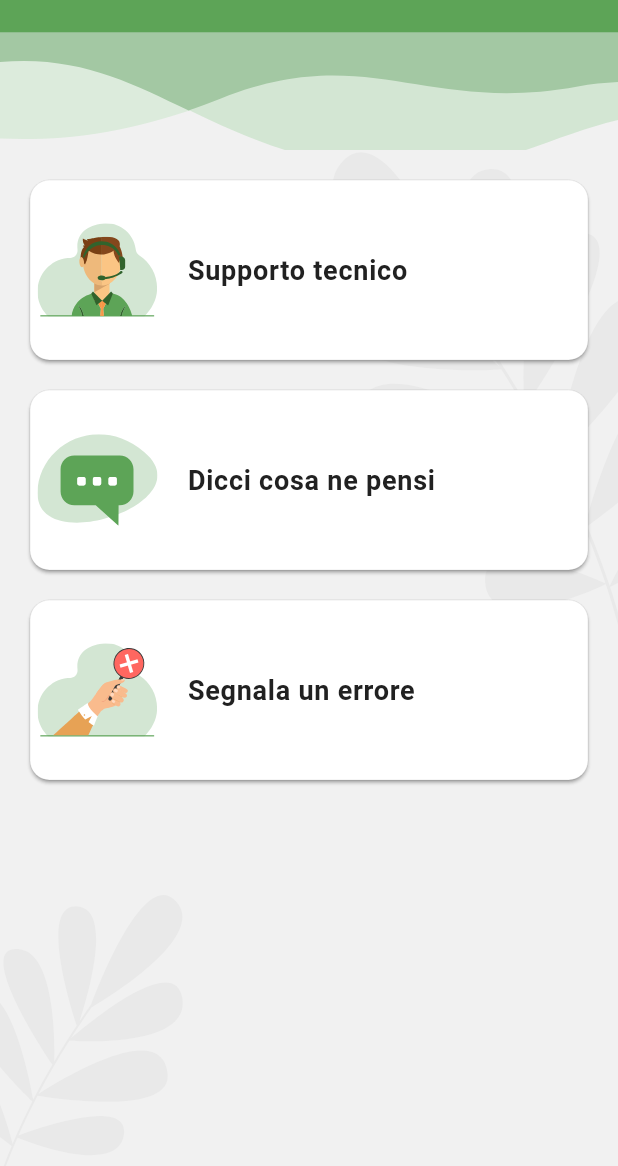
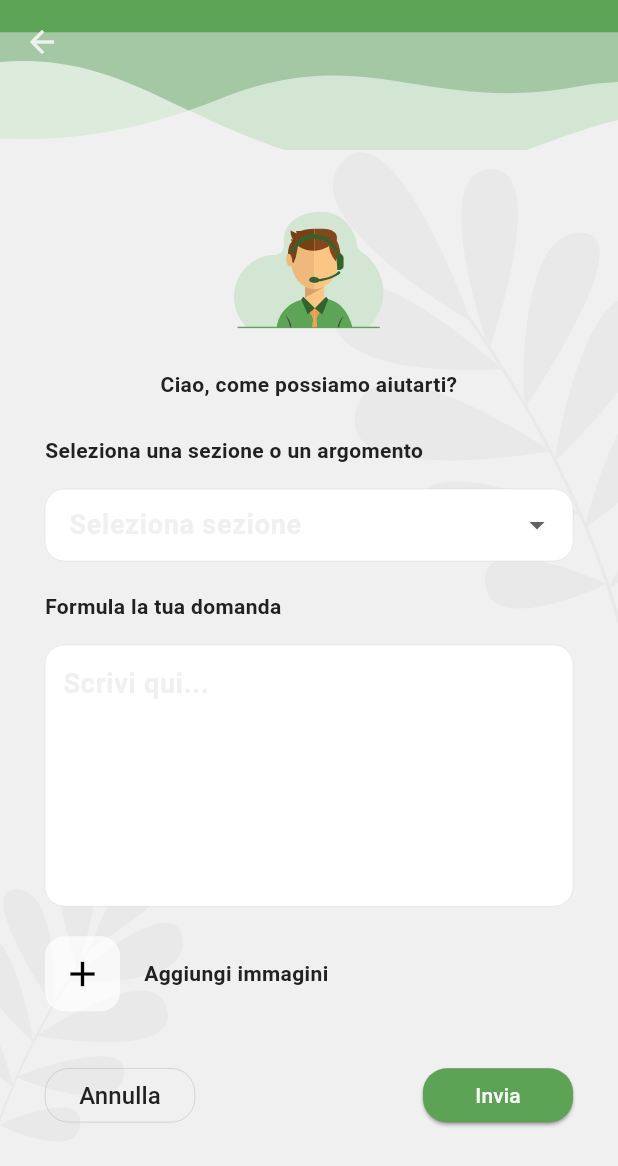
Before and after one commit to LauraG2000/support_demo_lauraGagliazzo, a Flutter app: the screen it shows after launch, after a tap on "Supporto tecnico", on a phone screen of 412 x 824 dp. Shown: the top 1166 px of the screen. Run offline on Flutter 3.47's test engine with Material 3 defaults, Android fonts, the phone set to English and light mode, and no system bars; our stand-ins replace flutter_svg.

Commit message:
Completato fase due lato UI

```diff
--- a/lib/core/themes/custom_colors.dart
+++ b/lib/core/themes/custom_colors.dart
@@ -2,22 +2,19 @@ import 'package:flutter/material.dart';
 
 class CustomColors {
   // Primary
-  static const Color primary = Color(0x005DA356);
-  static const Color secondary = Color(0xFFC8E6C9);
-  static const Color primaryContainer = Color(0xFFE8F5E9);
+  static const Color primary = Color.fromRGBO(93, 163, 86, 1);
+  static const Color secondary = Color.fromRGBO(200, 230, 201, 1);
+  static const Color primaryContainer = Color.fromRGBO(232, 245, 233, 1);
 
   // Background
-  static const Color background = Color(0xf0f0f0f0);
+  static const Color background = Color.fromRGBO(240, 240, 240, 1);
 
   // Text
-  static const Color textPrimary = Color(0xFF212121);
-  static const Color textSecondary = Color(0xFF757575);
+  static const Color textPrimary = Color.fromRGBO(33, 33, 33, 1);
+  static const Color textSecondary = Color.fromRGBO(117, 117, 117, 1);
 
   // Cards / Surfaces
   static const Color card = Colors.white;
   static const Color cardBorder = Color.fromARGB(255, 124, 124, 124);
 
-
-  // Icons / Accent
-  static const Color icon = Color(0xFF2E7D32);
 }
--- a/lib/core/themes/themes.dart
+++ b/lib/core/themes/themes.dart
@@ -11,7 +11,7 @@ class Themes {
     colorScheme: ColorScheme(
       brightness: Brightness.light,
       primary: CustomColors.primary,
-      onPrimary: Colors.white,
+      onPrimary: CustomColors.primary,
       secondary: CustomColors.secondary,
       onSecondary: Colors.white,
       error: Colors.red,
@@ -22,6 +22,7 @@ class Themes {
       surfaceDim: CustomColors.textPrimary,
       shadow: CustomColors.cardBorder,
     ),
+     splashFactory: NoSplash.splashFactory,
 
     scaffoldBackgroundColor: CustomColors.background,
 
@@ -33,7 +34,7 @@ class Themes {
         fontWeight: FontWeight.w600,
         fontSize: 20,
       ),
-      iconTheme: IconThemeData(color: CustomColors.icon),
+      iconTheme: IconThemeData(color: CustomColors.primary),
     ),
 
     cardTheme: (
--- /dev/null
+++ b/lib/features/support/pages/support_form_page.dart
@@ -0,0 +1,230 @@
+import 'package:flutter/material.dart';
+import 'package:flutter/services.dart';
+import 'package:flutter_svg/flutter_svg.dart';
+import 'package:joyflo_project/shared/constants/spacing.dart';
+import 'package:joyflo_project/shared/constants/radius_values.dart';
+import 'package:joyflo_project/shared/constants/padding_values.dart';
+import 'package:joyflo_project/shared/widgets/bg_scaffold.dart';
+
+class SupportFormPage extends StatefulWidget {
+  const SupportFormPage({super.key});
+
+  @override
+  State<SupportFormPage> createState() => _SupportFormPageState();
+}
+
+class _SupportFormPageState extends State<SupportFormPage> {
+  final TextEditingController _questionController = TextEditingController();
+  String? _selectedSection;
+  bool _canSave = true;
+
+  final List<String> _sections = ["Pagamenti", "Ordini", "Altro"];
+
+  void _checkLength() {
+    setState(() {
+      _canSave = _questionController.text.length <= 10;
+    });
+  }
+
+  @override
+  void initState() {
+    super.initState();
+    _questionController.addListener(_checkLength);
+  }
+
+  @override
+  void dispose() {
+    _questionController.removeListener(_checkLength);
+    _questionController.dispose();
+    super.dispose();
+  }
+
+  @override
+  Widget build(BuildContext context) {
+    final themes = Theme.of(context).colorScheme;
+
+    final ButtonStyle buttonStyle = OutlinedButton.styleFrom(
+      minimumSize: const Size(PaddingValues.p100, PaddingValues.p36),
+      padding: const EdgeInsets.symmetric(horizontal: Spacing.h20),
+      shape: RoundedRectangleBorder(
+        borderRadius: BorderRadius.circular(RadiusValues.r16),
+      ),
+      side: BorderSide(color: themes.shadow.withValues(alpha: 0.8), width: 0.2),
+    );
+
+    final borderStyle = OutlineInputBorder(
+      borderRadius: BorderRadius.circular(RadiusValues.r13),
+      borderSide: BorderSide(
+        color: themes.shadow.withValues(alpha: 0.8),
+        width: 0.1,
+      ),
+    );
+
+    return BackgroundScaffold(
+      // ---- CONTENUTO ----
+      child: SingleChildScrollView(
+        physics: const ClampingScrollPhysics(),
+        padding: const EdgeInsets.all(PaddingValues.p10),
+        child: Column(
+          crossAxisAlignment: CrossAxisAlignment.start,
+          children: [
+            // ---- MAIN IMAGE + TEXT ----
+            Center(
+              child: Column(
+                children: [
+                  SvgPicture.asset(
+                    'assets/icons/main_icon.svg',
+                    width: Spacing.h100,
+                    height: Spacing.v100,
+                    fit: BoxFit.contain,
+                  ),
+                  const SizedBox(height: Spacing.v16),
+                  Text(
+                    "Ciao, come possiamo aiutarti?",
+                    textAlign: TextAlign.center,
+                    style: Theme.of(context,
+                    ).textTheme.bodyMedium?.copyWith(color: themes.surfaceDim),
+                  ),
+                ],
+              ),
+            ),
+
+            const SizedBox(height: Spacing.v24),
+
+            // ---- DROPDOWN ----
+            Text(
+              "Seleziona una sezione o un argomento",
+              style: Theme.of(context,
+              ).textTheme.bodyMedium?.copyWith(color: themes.surfaceDim),
+            ),
+            const SizedBox(height: Spacing.v16),
+
+            DropdownButtonFormField<String>(
+              initialValue: _selectedSection,
+              decoration: InputDecoration(
+                filled: true,
+                fillColor: themes.surface,
+                labelText: "Seleziona sezione",
+                border: borderStyle,
+                enabledBorder: borderStyle,
+                focusedBorder: borderStyle,
+                contentPadding: const EdgeInsets.symmetric(
+                  vertical: 12,
+                  horizontal: 12,
+                ),
+              ),
+              items: _sections
+                  .map((e) => DropdownMenuItem(value: e, child: Text(e)))
+                  .toList(),
+              onChanged: (val) {
+                setState(() {
+                  _selectedSection = val;
+                });
+              },
+            ),
+
+            const SizedBox(height: Spacing.v20),
+
+            // ---- TEXTFIELD ----
+            Text(
+              "Formula la tua domanda",
+              style: Theme.of(
+                context,
+              ).textTheme.bodyMedium?.copyWith(color: themes.surfaceDim),
+            ),
+            const SizedBox(height: Spacing.v16),
+
+            Container(
+              padding: const EdgeInsets.all(12),
+              decoration: BoxDecoration(
+                color: themes.surface,
+                borderRadius: BorderRadius.circular(RadiusValues.r13),
+                border: Border.all(
+                  color: themes.shadow.withValues(alpha: 0.8),
+                  width: 0.1,
+                ),
+              ),
+              child: ConstrainedBox(
+                constraints: const BoxConstraints(
+                  minHeight: 150,
+                  maxHeight: 600,
+                ),
+                child: Scrollbar(
+                  thumbVisibility: true,
+                  interactive: true,
+                  trackVisibility: false,
+                  child: TextField(
+                    controller: _questionController,
+                    maxLines: null,
+                    keyboardType: TextInputType.multiline,
+                    scrollPhysics: const ClampingScrollPhysics(),
+                    inputFormatters: [LengthLimitingTextInputFormatter(10)],
+                    decoration: const InputDecoration(
+                      hintText: "Scrivi qui...",
+                      border: InputBorder.none,
+                      isDense: true,
+                      contentPadding: EdgeInsets.zero,
+                    ),
+                  ),
+                ),
+              ),
+            ),
+
+            const SizedBox(height: Spacing.v20),
+
+            // ---- ADD IMAGE ----
+            Row(
+              children: [
+                Container(
+                  width: 50,
+                  height: 50,
+                  decoration: BoxDecoration(
+                    color: themes.surface.withValues(alpha: 0.7),
+                    borderRadius: BorderRadius.circular(RadiusValues.r13),
+                  ),
+                  child: const Center(child: Icon(Icons.add, size: 28)),
+                ),
+                const SizedBox(width: Spacing.h16),
+                Text(
+                  "Aggiungi immagini",
+                  style: Theme.of(
+                    context,
+                  ).textTheme.bodyMedium?.copyWith(color: themes.surfaceDim),
+                ),
+              ],
+            ),
+
+            const SizedBox(height: Spacing.v32),
+            // ---- BUTTONS ----
+            Row(
+              mainAxisAlignment: MainAxisAlignment.spaceBetween,
+              children: [
+                OutlinedButton(
+                  onPressed: () => Navigator.pop(context),
+                  style: buttonStyle.copyWith(
+                    backgroundColor: WidgetStatePropertyAll(Colors.transparent),
+                  ),
+                  child: Text(
+                    "Annulla",
+                    style: TextStyle(color: themes.surfaceDim, fontSize: 16),
+                  ),
+                ),
+                ElevatedButton(
+                  onPressed: _canSave ? () {} : null,
+                  style: buttonStyle.copyWith(
+                    backgroundColor: WidgetStatePropertyAll(themes.primary),
+                    foregroundColor: const WidgetStatePropertyAll(Colors.white),
+                  ),
+                  child: const Text("Invia"),
+                ),
+              ],
+            ),
+          ],
+        ),
+      ),
+    );
+  }
+}
+// Todo: refactor dimensions and styles into constants and theme
+// Todo: fix button add image alignment + text position
+// Todo: split components
--- a/lib/features/support/pages/support_home_page.dart
+++ b/lib/features/support/pages/support_home_page.dart
@@ -3,6 +3,7 @@ import 'package:flutter_svg/flutter_svg.dart';
 import 'package:joyflo_project/shared/widgets/bg_scaffold.dart';
 import 'package:joyflo_project/shared/constants/spacing.dart';
 import 'package:joyflo_project/shared/constants/radius_values.dart';
+import 'support_form_page.dart';
 
 class SupportHomePage extends StatelessWidget {
   const SupportHomePage({super.key});
@@ -15,7 +16,15 @@ class SupportHomePage extends StatelessWidget {
           _SupportCard(
             assetPath: 'assets/icons/main_icon.svg',
             title: "Supporto tecnico",
-            onTap: () {},
+              onTap: () {
+        // Naviga alla nuova pagina
+        Navigator.push(
+          context,
+          MaterialPageRoute(
+            builder: (context) => const SupportFormPage(),
+          ),
+        );
+      },
           ),
           const SizedBox(height: Spacing.v20),
           _SupportCard(
--- a/lib/main.dart
+++ b/lib/main.dart
@@ -1,7 +1,7 @@
 import 'package:flutter/material.dart';
+import 'package:flutter/services.dart';
 import 'features/support/pages/support_home_page.dart';
 import 'core/themes/themes.dart';
-
 void main() {
   runApp(const MyApp());
 }
@@ -9,14 +9,31 @@ void main() {
 class MyApp extends StatelessWidget {
   const MyApp({super.key});
 
-
   @override
   Widget build(BuildContext context) {
     return MaterialApp(
-      debugShowCheckedModeBanner: false,
-      title: 'Supporto',
-      theme: Themes.mainTheme,
-      home: const SupportHomePage(),
+  debugShowCheckedModeBanner: false,
+  title: 'Supporto',
+  theme: Themes.mainTheme.copyWith(
+    appBarTheme: const AppBarTheme(
+      backgroundColor: Colors.transparent,
+      elevation: 0,
+      surfaceTintColor: Colors.transparent,
+    ),
+  ),
+  home: const SupportHomePage(),
+  builder: (context, child) {
+    return AnnotatedRegion<SystemUiOverlayStyle>(
+      value: const SystemUiOverlayStyle(
+        statusBarColor: Colors.transparent,
+        systemNavigationBarColor: Colors.transparent,
+        statusBarIconBrightness: Brightness.dark,
+        systemNavigationBarIconBrightness: Brightness.dark,
+      ),
+      child: child!,
     );
+  },
+);
+
   }
 }
--- a/lib/shared/constants/padding_values.dart
+++ b/lib/shared/constants/padding_values.dart
@@ -1,9 +1,13 @@
 class PaddingValues {
   static const double p4 = 4.0;
   static const double p8 = 8.0;
+  static const double p10 = 10.0;
   static const double p12 = 12.0;
   static const double p16 = 16.0;
   static const double p20 = 20.0;
   static const double p24 = 24.0;
   static const double p32 = 32.0;
+  static const double p36 = 36.0;
+  static const double p40 = 40.0;
+  static const double p100 = 100.0;
 }
--- a/lib/shared/widgets/bg_scaffold.dart
+++ b/lib/shared/widgets/bg_scaffold.dart
@@ -2,6 +2,7 @@ import 'package:flutter/material.dart';
 import 'package:flutter_svg/flutter_svg.dart';
 import 'package:joyflo_project/shared/constants/spacing.dart';
 import 'package:joyflo_project/shared/constants/padding_values.dart';
+import 'package:joyflo_project/core/themes/custom_colors.dart';
 
 class BackgroundScaffold extends StatelessWidget {
   final Widget child;
@@ -14,7 +15,7 @@ class BackgroundScaffold extends StatelessWidget {
   @override
   Widget build(BuildContext context) {
     return Scaffold(
-      backgroundColor: Theme.of(context).colorScheme.onSurface,
+     backgroundColor: CustomColors.background,
 
       appBar: PreferredSize(
         preferredSize: const Size.fromHeight(Spacing.v100),
```
